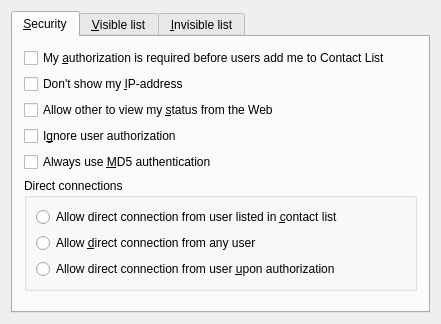
Old version of the form branches/branch-playground/plugins/icq/icqsecurebase.ui in the repository BackupTheBerlios/sim-im-svn.
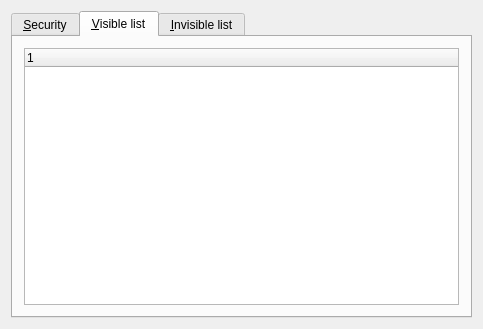
New version of the form. Custom widgets are drawn as their Qt base class.

Patch:
```diff
--- a/branches/branch-playground/plugins/icq/icqsecurebase.ui
+++ b/branches/branch-playground/plugins/icq/icqsecurebase.ui
@@ -6,8 +6,8 @@
    <rect>
     <x>0</x>
     <y>0</y>
-    <width>441</width>
-    <height>324</height>
+    <width>483</width>
+    <height>329</height>
    </rect>
   </property>
   <property name="windowTitle">
@@ -23,9 +23,9 @@
    <item>
     <widget class="QTabWidget" name="TabWidget3">
      <property name="currentIndex">
-      <number>0</number>
+      <number>1</number>
      </property>
-     <widget class="QWidget" name="tab">
+     <widget class="QWidget" name="tab1">
       <attribute name="title">
        <string>&amp;Security</string>
       </attribute>
@@ -122,7 +122,7 @@
        </item>
       </layout>
      </widget>
-     <widget class="QWidget" name="tab">
+     <widget class="QWidget" name="tab2">
       <attribute name="title">
        <string>&amp;Visible list</string>
       </attribute>
@@ -134,11 +134,17 @@
         <number>11</number>
        </property>
        <item>
-        <widget class="ListView" name="lstVisible" native="true"/>
+        <widget class="QTreeWidget" name="lstVisible">
+         <column>
+          <property name="text">
+           <string notr="true">1</string>
+          </property>
+         </column>
+        </widget>
        </item>
       </layout>
      </widget>
-     <widget class="QWidget" name="tab">
+     <widget class="QWidget" name="tab3">
       <attribute name="title">
        <string>&amp;Invisible list</string>
       </attribute>
@@ -150,7 +156,13 @@
         <number>11</number>
        </property>
        <item>
-        <widget class="ListView" name="lstInvisible" native="true"/>
+        <widget class="QTreeWidget" name="lstInvisible">
+         <column>
+          <property name="text">
+           <string notr="true">1</string>
+          </property>
+         </column>
+        </widget>
        </item>
       </layout>
      </widget>
@@ -158,13 +170,6 @@
    </item>
   </layout>
  </widget>
- <customwidgets>
-  <customwidget>
-   <class>ListView</class>
-   <extends>QWidget</extends>
-   <header>simgui/listview.h</header>
-  </customwidget>
- </customwidgets>
  <resources/>
  <connections/>
 </ui>
```
